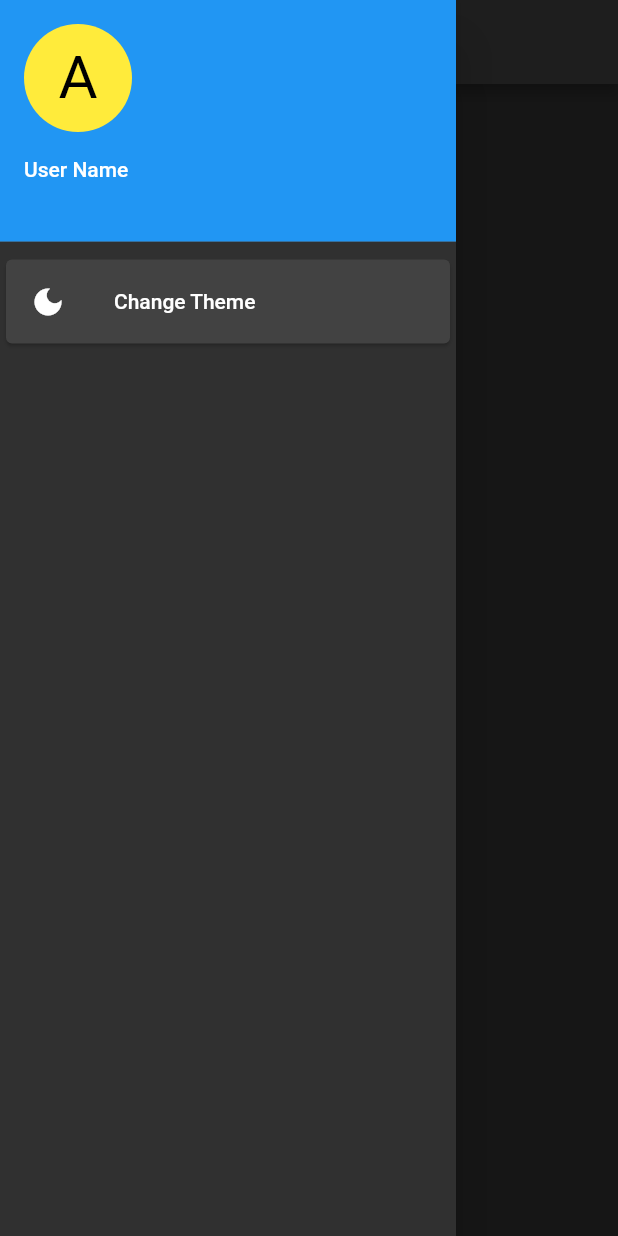
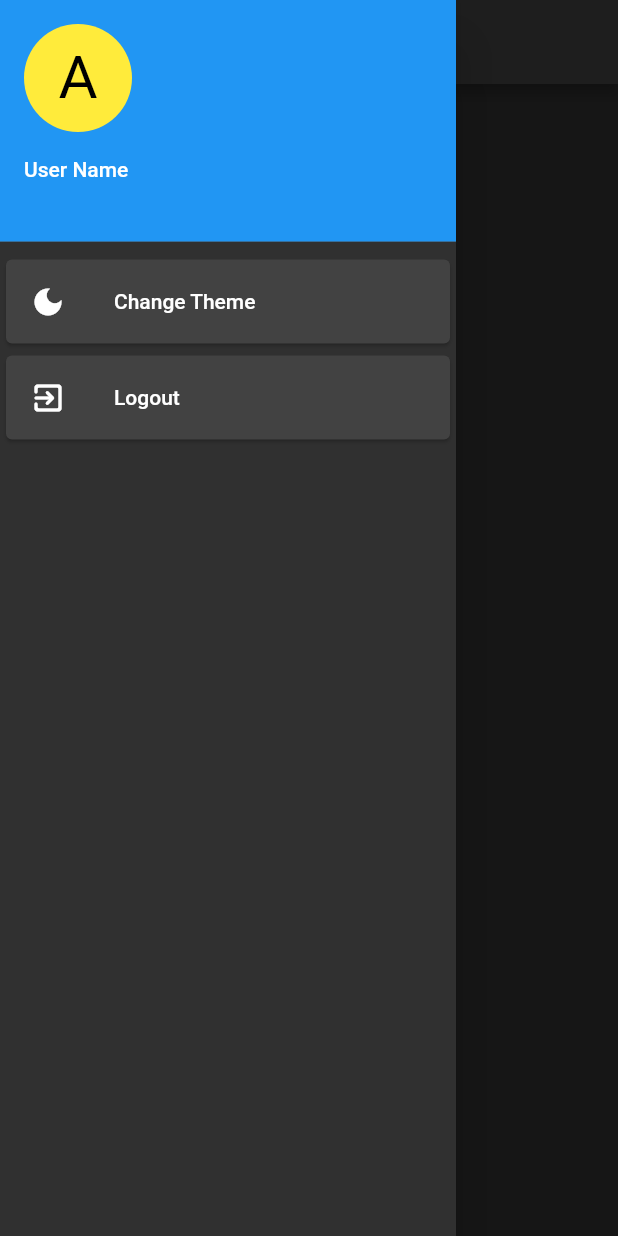
Before and after one commit to amarjeetpatidar007/getx_sample, a Flutter app: the Page2 screen opened by its route, in the side drawer, after a tap on "Change Theme", on a phone screen of 412 x 824 dp. Run offline on Flutter 3.47's test engine with Material 2 defaults, Android fonts, the phone set to English and light mode, and no system bars; our stand-ins replace dio, firebase_auth, firebase_core, get, google_sign_in; accounts and stored records are empty; network calls fail.

Commit message:
Added Firebase Auth and localization

```diff
--- a/lib/drawer.dart
+++ b/lib/drawer.dart
@@ -1,8 +1,8 @@
 import 'package:flutter/material.dart';
 import 'package:get/get.dart';
 import 'package:get/get_core/src/get_main.dart';
+import 'package:getx_project/Auth/controller/auth_controller.dart';
 import 'package:getx_project/posts/controller/controller.dart';
-
 
 Widget custDrawer(BuildContext context) {
   Controller controller = Get.put(Controller());
@@ -21,12 +21,21 @@ Widget custDrawer(BuildContext context) {
           ),
         ),
         Card(
-          child: GetBuilder<Controller>(
-            builder: (context) =>  ListTile(
-              leading: const Icon(Icons.dark_mode),
-              title: const Text("Change Theme"),
+          child: ListTile(
+            leading: const Icon(Icons.dark_mode),
+            title: const Text("Change Theme"),
+            onTap: () {
+              controller.updateTheme();
+            },
+          ),
+        ),
+        Card(
+          child: GetBuilder<AuthController>(
+            builder: (authController) => ListTile(
+              leading: const Icon(Icons.exit_to_app_rounded),
+              title: const Text("Logout "),
               onTap: () {
-                controller.updateTheme();
+                authController.signOut();
               },
             ),
           ),
--- /dev/null
+++ b/lib/languages.dart
@@ -0,0 +1,38 @@
+import 'package:flutter/material.dart';
+import 'package:get/get.dart';
+import 'package:get/get_core/src/get_main.dart';
+
+import 'package:get/get_navigation/src/root/internacionalization.dart';
+
+class Languages extends Translations {
+  static final langs = [
+    'English',
+    '日本',
+    '한국어',
+  ];
+
+  static final locales = [
+    const Locale('en', 'US'),
+    const Locale('ja', 'JP'),
+    const Locale('ko', 'KR'),
+  ];
+
+  @override
+  Map<String, Map<String, String>> get keys => {
+        'en_US': {'msg': 'Hello', 'select': 'Select Language'},
+        'ja_JP': {'msg': 'こんにちは', 'select': '言語を選択する'},
+        'ko_KR': {'msg': '안녕하세요', 'select': '언어 선택'},
+      };
+
+  static void changeLocale(String lang) {
+    final locale = _getLocaleFromLanguage(lang);
+    Get.updateLocale(locale);
+  }
+
+  static Locale _getLocaleFromLanguage(String lang) {
+    for (int i = 0; i < langs.length; i++) {
+      if (lang == langs[i]) return locales[i];
+    }
+    return Get.locale!;
+  }
+}
--- a/lib/posts/api_service/api_service.dart
+++ b/lib/posts/services/api_service.dart
@@ -13,7 +13,7 @@ class NetworkService {
         onResponse: (response, handler) {
       // response data
       if (response.statusCode == 200) {
-        print(response.data);
+        // print(response.data);
         return handler.next(response);
       }
     }, onError: (DioError error, errorInterceptorHandler) async {
--- a/lib/posts/views/home_page.dart
+++ b/lib/posts/views/home_page.dart
@@ -7,33 +7,30 @@ import 'package:getx_project/posts/views/post_page.dart';
 import '../../drawer.dart';
 import '../controller/controller.dart';
 
-class HomePage extends GetView<Controller> {
+class HomePage extends StatelessWidget {
   const HomePage({Key? key}) : super(key: key);
 
   @override
   Widget build(BuildContext context) {
+    return GetBuilder<Controller>(
+        init: Controller(),
+        builder: (controller) {
           return Scaffold(
             drawer: custDrawer(context),
             body: IndexedStack(
               index: controller.indexTab,
-              children: const [
-                PostPage(),
-                Page2(),
-                Page3()
-              ],
+              children: const [Page2(), PostPage(), Page3()],
             ),
             bottomNavigationBar: BottomNavigationBar(
               onTap: controller.changeTab,
               currentIndex: controller.indexTab,
               items: const [
-                BottomNavigationBarItem(
-                    icon: Icon(Icons.home), label: "Practice"),
-                BottomNavigationBarItem(
-                    icon: Icon(Icons.home), label: "Test series"),
-                BottomNavigationBarItem(
-                    icon: Icon(Icons.home), label: "Syllabus")
+                BottomNavigationBarItem(icon: Icon(Icons.home), label: "Home"),
+                BottomNavigationBarItem(icon: Icon(Icons.home), label: "Test2"),
+                BottomNavigationBarItem(icon: Icon(Icons.home), label: "Test3")
               ],
             ),
           );
+        });
   }
 }
--- a/lib/posts/views/page2.dart
+++ b/lib/posts/views/page2.dart
@@ -1,5 +1,8 @@
 import 'package:flutter/material.dart';
+import 'package:get/get.dart';
 import 'package:getx_project/drawer.dart';
+import 'package:getx_project/languages.dart';
+import 'package:getx_project/posts/controller/controller.dart';
 
 class Page2 extends StatelessWidget {
   const Page2({Key? key}) : super(key: key);
@@ -9,10 +12,33 @@ class Page2 extends StatelessWidget {
     return Scaffold(
       drawer: custDrawer(context),
       appBar: AppBar(
-        title: Text('Tests & Practice'),
+        title: Text('select'.tr),
+        centerTitle: true,
       ),
-      body: const Center(
-        child: Text(' Test Page 2'),
+      body: Center(
+        child: Column(
+          mainAxisAlignment: MainAxisAlignment.center,
+          crossAxisAlignment: CrossAxisAlignment.center,
+          children: [
+            Text('msg'.tr),
+            const SizedBox(height: 40),
+            GetBuilder<Controller>(
+              builder: (controller) {
+                return DropdownButton(
+                  icon: const Icon(Icons.arrow_drop_down),
+                  value: controller.selectedLang,
+                  items: Languages.langs.map((String lang) {
+                    return DropdownMenuItem(value: lang, child: Text(lang));
+                  }).toList(),
+                  onChanged: (String? value) {
+                    controller.selectedLang = value!;
+                    controller.changeLanguage(value);
+                  },
+                );
+              },
+            ),
+          ],
+        ),
       ),
     );
   }
--- a/lib/routes.dart
+++ b/lib/routes.dart
@@ -1,26 +1,37 @@
-
 import 'package:get/get_navigation/get_navigation.dart';
+import 'package:getx_project/Auth/view/login_page.dart';
+import 'package:getx_project/Auth/view/register_page.dart';
 import 'package:getx_project/posts/views/create_post.dart';
 import 'package:getx_project/posts/views/edit_post.dart';
 import 'package:getx_project/posts/views/home_page.dart';
 import 'package:getx_project/posts/views/page2.dart';
 
-class Routes{
-  static String home = "/";
+class Routes {
+  static String home = "/home";
   static String editPage = "/editPage";
   static String testPage = '/testPage';
   static String createPage = '/createPage';
-
+  static String loginPage = '/loginPage';
+  static String signUpPage = '/SignUpPage';
 
   static String getHomeRoute() => home;
+
   static String getPage2Route() => testPage;
+
   static String getEditPostRoute() => editPage;
+
   static String getCreatePostRoute() => createPage;
+
+  static String getLoginPage() => loginPage;
+
+  static String getSignUpPage() => signUpPage;
 
   static List<GetPage> routes = [
     GetPage(name: home, page: () => const HomePage()),
     GetPage(name: testPage, page: () => const Page2()),
     GetPage(name: editPage, page: () => const EditPage()),
     GetPage(name: createPage, page: () => const CreatePost()),
+    GetPage(name: signUpPage, page: () => const RegisterPage()),
+    GetPage(name: loginPage, page: () => const LoginPage()),
   ];
 }
--- a/pubspec.yaml
+++ b/pubspec.yaml
@@ -36,7 +36,9 @@ dependencies:
   cupertino_icons: ^1.0.2
   get: ^4.6.5
   dio: ^4.0.6
-  http: ^0.13.4
+  firebase_auth: ^3.3.19
+  firebase_core: ^1.17.1
+  google_sign_in: ^5.3.3
 
 dev_dependencies:
   flutter_test:
```
Also changed, not shown: lib/Auth/controller/auth_controller.dart (added, +94 -0 lines), lib/Auth/model/user_model.dart (added, +7 -0 lines), lib/Auth/view/login_page.dart (added, +79 -0 lines), lib/Auth/view/register_page.dart (added, +81 -0 lines), lib/main.dart (+14 -3 lines), lib/posts/controller/controller.dart (+14 -7 lines), pubspec.lock, 3 other files.
